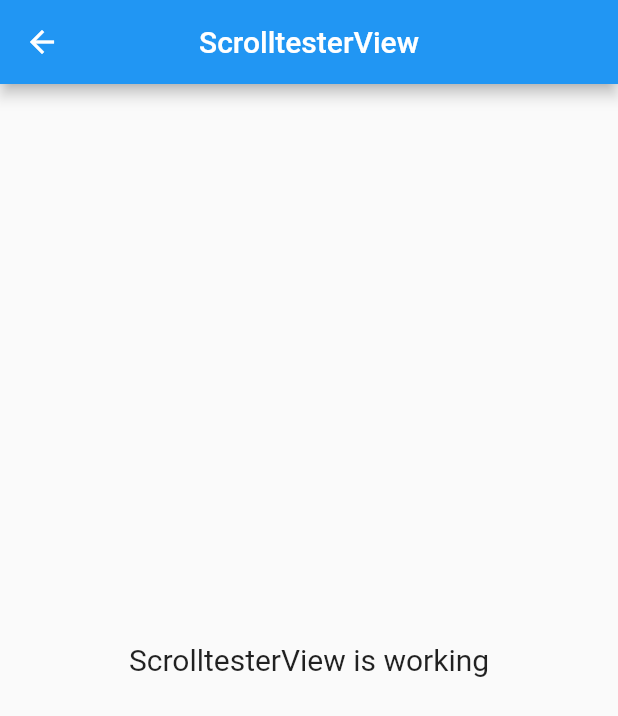
After one commit to tush23/flutter_application, a Flutter app: the ScrolltesterView screen opened by its route, on a phone screen of 412 x 824 dp. The commit adds this screen. Shown: the top 716 px of the screen. Run offline on Flutter 3.47's test engine with Material 2 defaults, Android fonts, the phone set to English and light mode, and no system bars; our stand-ins replace get.

Commit message:
scrolltester added

```diff
--- /dev/null
+++ b/lib/app/modules/scrolltester/views/scrolltester_view.dart
@@ -0,0 +1,23 @@
+import 'package:flutter/material.dart';
+
+import 'package:get/get.dart';
+
+import 'package:flutter_application_for_git_profile/app/modules/scrolltester/controllers/scrolltester_controller.dart';
+
+class ScrolltesterView extends GetView<ScrolltesterController> {
+  @override
+  Widget build(BuildContext context) {
+    return Scaffold(
+      appBar: AppBar(
+        title: Text('ScrolltesterView'),
+        centerTitle: true,
+      ),
+      body: Center(
+        child: Text(
+          'ScrolltesterView is working',
+          style: TextStyle(fontSize: 20),
+        ),
+      ),
+    );
+  }
+}
--- a/lib/app/routes/app_pages.dart
+++ b/lib/app/routes/app_pages.dart
@@ -14,6 +14,8 @@ import 'package:flutter_application_for_git_profile/app/modules/page_login/bindi
 import 'package:flutter_application_for_git_profile/app/modules/page_login/views/page_login_view.dart';
 import 'package:flutter_application_for_git_profile/app/modules/profile/bindings/profile_binding.dart';
 import 'package:flutter_application_for_git_profile/app/modules/profile/views/profile_view.dart';
+import 'package:flutter_application_for_git_profile/app/modules/scrolltester/bindings/scrolltester_binding.dart';
+import 'package:flutter_application_for_git_profile/app/modules/scrolltester/views/scrolltester_view.dart';
 import 'package:flutter_application_for_git_profile/app/modules/signup/bindings/signup_binding.dart';
 import 'package:flutter_application_for_git_profile/app/modules/signup/views/signup_view.dart';
 import 'package:flutter_application_for_git_profile/app/modules/store/bindings/store_binding.dart';
@@ -95,5 +97,10 @@ class AppPages {
       page: () => StoreView(),
       binding: StoreBinding(),
     ),
+    GetPage(
+      name: _Paths.SCROLLTESTER,
+      page: () => ScrolltesterView(),
+      binding: ScrolltesterBinding(),
+    ),
   ];
 }
--- a/lib/app/routes/app_routes.dart
+++ b/lib/app/routes/app_routes.dart
@@ -13,6 +13,7 @@ abstract class Routes {
   static const TR = _Paths.TR;
   static const PROFILE = _Paths.PROFILE;
   static const STORE = _Paths.STORE;
+  static const SCROLLTESTER = _Paths.SCROLLTESTER;
 }
 
 abstract class _Paths {
@@ -28,4 +29,5 @@ abstract class _Paths {
   static const TR = '/tr';
   static const PROFILE = '/profile';
   static const STORE = '/store';
+  static const SCROLLTESTER = '/scrolltester';
 }
```
Also changed, not shown: lib/app/modules/scrolltester/bindings/scrolltester_binding.dart (added, +12 -0 lines), lib/app/modules/scrolltester/controllers/scrolltester_controller.dart (added, +14 -0 lines).
